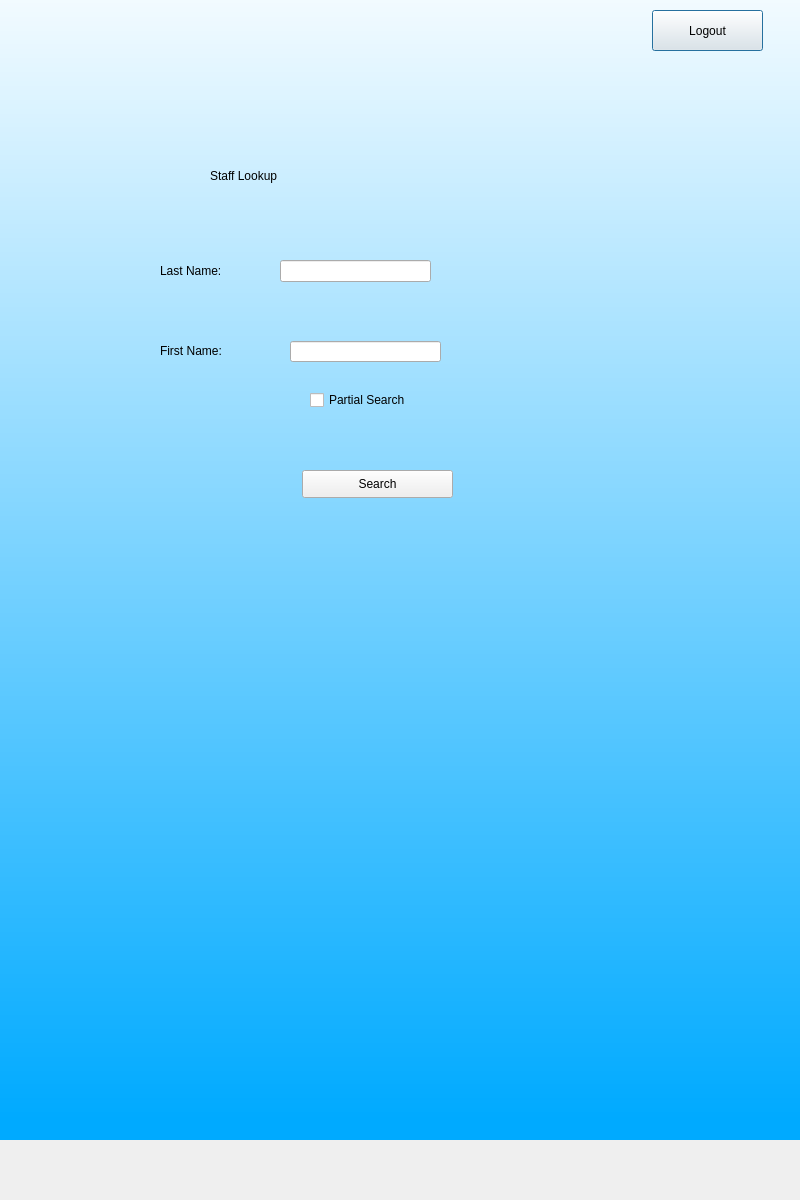
AlexHarbaugh1/CS499, file stafflookup.ui: the form before one commit.
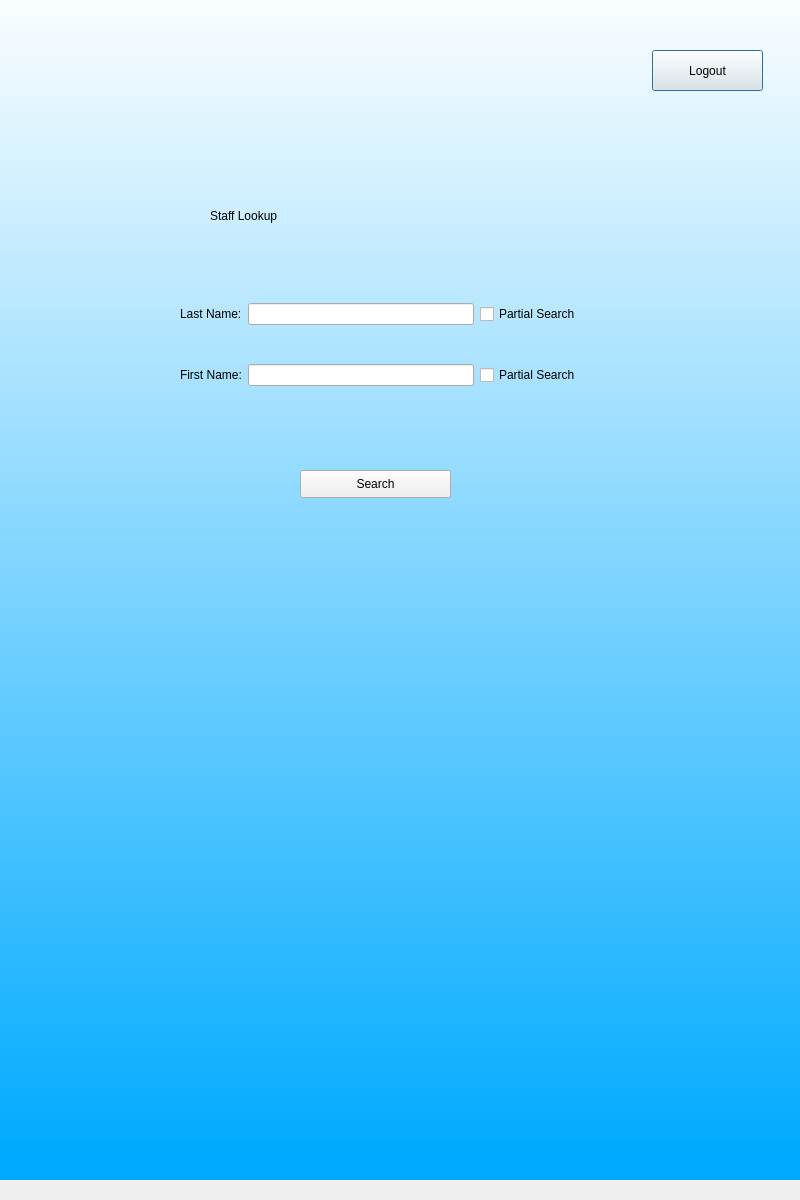
The form after the commit.

Commit message:
new screens with admin and checkboxes
not too happy with the insert staff/patient screens (i think they're UGLY). some sql stuff still needs to be done, so I need to ask blair for help with that. ask alex for help with a similar screen to the PatientDetails screen for StaffDetails

What changed in the file:
```diff
--- a/stafflookup.ui
+++ b/stafflookup.ui
@@ -17,7 +17,7 @@
    <property name="geometry">
     <rect>
      <x>0</x>
-     <y>-60</y>
+     <y>-20</y>
      <width>800</width>
      <height>1200</height>
     </rect>
@@ -55,63 +55,11 @@
      <string>Logout</string>
     </property>
    </widget>
-   <widget class="QLabel" name="labelLastName">
-    <property name="geometry">
-     <rect>
-      <x>160</x>
-      <y>320</y>
-      <width>121</width>
-      <height>21</height>
-     </rect>
-    </property>
-    <property name="styleSheet">
-     <string notr="true">font: 14pt &quot;MS Shell Dlg 2&quot;;</string>
-    </property>
-    <property name="text">
-     <string>Last Name:</string>
-    </property>
-   </widget>
-   <widget class="QLabel" name="labelFirstName">
-    <property name="geometry">
-     <rect>
-      <x>160</x>
-      <y>400</y>
-      <width>121</width>
-      <height>21</height>
-     </rect>
-    </property>
-    <property name="styleSheet">
-     <string notr="true">font: 14pt &quot;MS Shell Dlg 2&quot;;</string>
-    </property>
-    <property name="text">
-     <string>First Name:</string>
-    </property>
-   </widget>
-   <widget class="QLineEdit" name="lastField">
-    <property name="geometry">
-     <rect>
-      <x>280</x>
-      <y>320</y>
-      <width>151</width>
-      <height>22</height>
-     </rect>
-    </property>
-   </widget>
-   <widget class="QLineEdit" name="firstField">
-    <property name="geometry">
-     <rect>
-      <x>290</x>
-      <y>401</y>
-      <width>151</width>
-      <height>21</height>
-     </rect>
-    </property>
-   </widget>
    <widget class="QPushButton" name="search">
     <property name="geometry">
      <rect>
-      <x>302</x>
-      <y>530</y>
+      <x>300</x>
+      <y>490</y>
       <width>151</width>
       <height>28</height>
      </rect>
@@ -137,18 +85,57 @@
      <string/>
     </property>
    </widget>
-   <widget class="QCheckBox" name="partSearch">
+   <widget class="QWidget" name="gridLayoutWidget">
     <property name="geometry">
      <rect>
-      <x>310</x>
-      <y>450</y>
-      <width>111</width>
-      <height>20</height>
+      <x>180</x>
+      <y>290</y>
+      <width>401</width>
+      <height>151</height>
      </rect>
     </property>
-    <property name="text">
-     <string>Partial Search</string>
-    </property>
+    <layout class="QGridLayout" name="gridLayout">
+     <item row="0" column="1">
+      <widget class="QLineEdit" name="lastField"/>
+     </item>
+     <item row="1" column="1">
+      <widget class="QLineEdit" name="firstField"/>
+     </item>
+     <item row="1" column="0">
+      <widget class="QLabel" name="labelFirstName">
+       <property name="styleSheet">
+        <string notr="true">font: 14pt &quot;MS Shell Dlg 2&quot;;</string>
+       </property>
+       <property name="text">
+        <string>First Name:</string>
+       </property>
+      </widget>
+     </item>
+     <item row="0" column="0">
+      <widget class="QLabel" name="labelLastName">
+       <property name="styleSheet">
+        <string notr="true">font: 14pt &quot;MS Shell Dlg 2&quot;;</string>
+       </property>
+       <property name="text">
+        <string>Last Name:</string>
+       </property>
+      </widget>
+     </item>
+     <item row="0" column="2">
+      <widget class="QCheckBox" name="lastBox">
+       <property name="text">
+        <string>Partial Search</string>
+       </property>
+      </widget>
+     </item>
+     <item row="1" column="2">
+      <widget class="QCheckBox" name="firstBox">
+       <property name="text">
+        <string>Partial Search</string>
+       </property>
+      </widget>
+     </item>
+    </layout>
    </widget>
   </widget>
  </widget>
```
Left out of the diff: 2 changed lines with no effect on the pictures. The commit also changes 3 other files.
